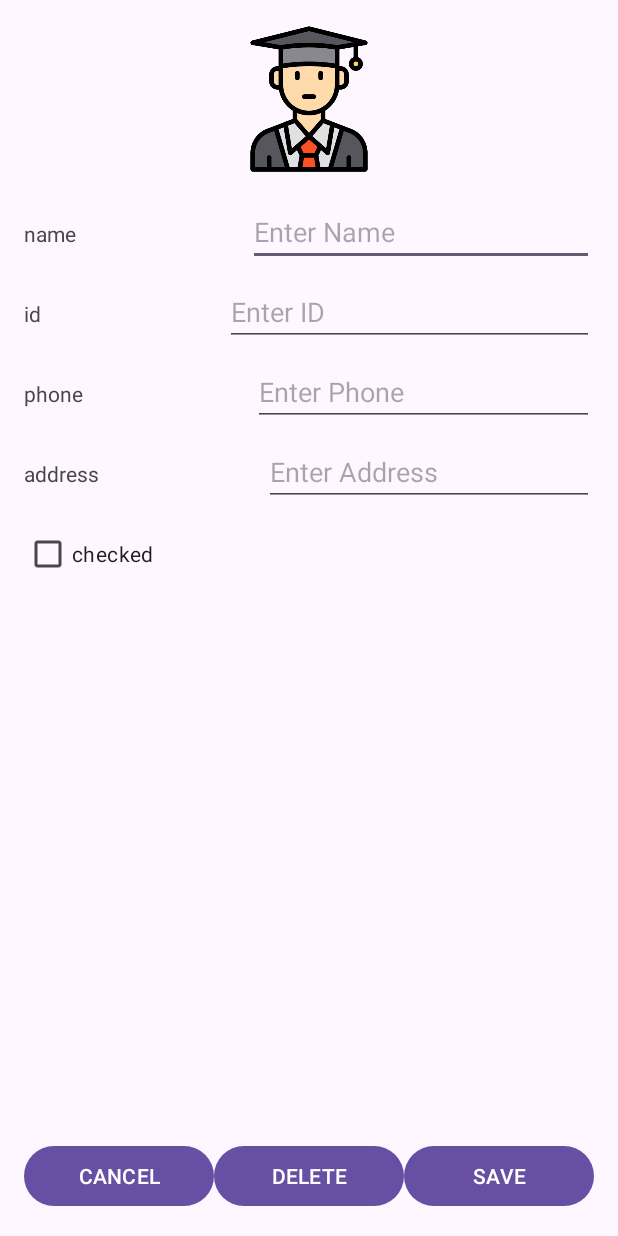
After one commit to Almogel/studentsApp, an Android app: the EditStudentActivity screen opened directly, with no data from a screen before it, on a phone screen of 412 x 824 dp. The commit adds this screen. Run offline under Robolectric (Android 15) with nearby library versions, the phone set to English and light mode, and no system bars.

Commit message:
edit the code

```diff
--- /dev/null
+++ b/app/src/main/java/com/example/studentsapp/EditStudentActivity.kt
@@ -0,0 +1,87 @@
+package com.example.studentsapp
+
+import android.content.Intent
+import android.os.Bundle
+import android.widget.Button
+import android.widget.CheckBox
+import android.widget.EditText
+import android.widget.ImageView
+import android.widget.Toast
+import androidx.appcompat.app.AppCompatActivity
+import com.example.studentsapp.model.Model
+import com.example.studentsapp.model.Student
+
+class EditStudentActivity : AppCompatActivity() {
+
+    private lateinit var imageViewProfile: ImageView
+    private lateinit var editTextName: EditText
+    private lateinit var editTextId: EditText
+    private lateinit var editTextPhone: EditText
+    private lateinit var editTextAddress: EditText
+    private lateinit var checkBoxIsChecked: CheckBox
+    private lateinit var buttonCancel: Button
+    private lateinit var buttonSave: Button
+    private lateinit var buttonDelete: Button
+    private var student: Student? = null
+
+    override fun onCreate(savedInstanceState: Bundle?) {
+        super.onCreate(savedInstanceState)
+        setContentView(R.layout.activity_edit_student)
+
+        imageViewProfile = findViewById(R.id.imageViewProfile)
+        editTextName = findViewById(R.id.editTextName)
+        editTextId = findViewById(R.id.editTextId)
+        editTextPhone = findViewById(R.id.editTextPhone)
+        editTextAddress = findViewById(R.id.editTextAddress)
+        checkBoxIsChecked = findViewById(R.id.checkBoxIsChecked)
+        buttonCancel = findViewById(R.id.buttonCancel)
+        buttonSave = findViewById(R.id.buttonSave)
+        buttonDelete = findViewById(R.id.buttonDelete)
+
+        student = intent.getSerializableExtra("student") as? Student
+        student?.let {
+            editTextName.setText(it.name)
+            editTextId.setText(it.id)
+            editTextPhone.setText(it.phone)
+            editTextAddress.setText(it.address)
+            checkBoxIsChecked.isChecked = it.isChecked
+        }
+
+        buttonSave.setOnClickListener {
+            student?.apply {
+                name = editTextName.text.toString()
+                id = editTextId.text.toString()
+                phone = editTextPhone.text.toString()
+                address = editTextAddress.text.toString()
+                isChecked = checkBoxIsChecked.isChecked
+
+                val index = Model.shared.students.indexOfFirst { it.id == this.id }
+                if (index != -1) {
+                    Model.shared.students[index] = this
+                }
+            }
+
+            val resultIntent = Intent()
+            resultIntent.putExtra("updatedStudent", student)
+            setResult(RESULT_OK, resultIntent)
+            finish()
+        }
+
+        buttonCancel.setOnClickListener {
+            finish()
+        }
+
+        buttonDelete.setOnClickListener {
+            student?.let { studentToDelete ->
+                val index = Model.shared.students.indexOfFirst { it.id == studentToDelete.id }
+                if (index != -1) {
+                    Model.shared.students.removeAt(index)
+                    setResult(RESULT_OK)
+                    finish()
+                } else {
+                    Toast.makeText(this, "Student not found", Toast.LENGTH_SHORT).show()
+                }
+            }
+        }
+    }
+}
--- a/app/src/main/java/com/example/studentsapp/model/Model.kt
+++ b/app/src/main/java/com/example/studentsapp/model/Model.kt
@@ -22,4 +22,5 @@ class Model private constructor(){
 //            students.add(student)
 //        }
 //    }
+
 }
--- a/app/src/main/java/com/example/studentsapp/model/Student.kt
+++ b/app/src/main/java/com/example/studentsapp/model/Student.kt
@@ -1,4 +1,6 @@
 package com.example.studentsapp.model
+import java.io.Serializable
+
 
 data class Student(
     var name: String,
@@ -7,4 +9,4 @@ data class Student(
     var address: String,
     val avatarUrl: String,
     var isChecked: Boolean
-)
+): Serializable
--- /dev/null
+++ b/app/src/main/res/layout/activity_edit_student.xml
@@ -0,0 +1,142 @@
+<LinearLayout
+    xmlns:android="http://schemas.android.com/apk/res/android"
+    android:layout_width="match_parent"
+    android:layout_height="match_parent"
+    android:orientation="vertical"
+    android:padding="16dp">
+
+    <ImageView
+        android:id="@+id/imageViewProfile"
+        android:layout_width="100dp"
+        android:layout_height="100dp"
+        android:layout_gravity="center_horizontal"
+        android:src="@drawable/student"
+        android:contentDescription="Profile Picture"
+        android:layout_marginBottom="16dp" />
+
+    <LinearLayout
+        android:layout_width="match_parent"
+        android:layout_height="0dp"
+        android:layout_weight="1"
+        android:orientation="vertical">
+
+        <LinearLayout
+            android:layout_width="match_parent"
+            android:layout_height="wrap_content"
+            android:orientation="horizontal"
+            android:layout_marginBottom="8dp">
+
+            <TextView
+                android:layout_width="wrap_content"
+                android:layout_height="wrap_content"
+                android:text="name"
+                android:layout_weight="1"
+                android:gravity="center_vertical" />
+
+            <EditText
+                android:id="@+id/editTextName"
+                android:layout_width="0dp"
+                android:layout_height="wrap_content"
+                android:layout_weight="2"
+                android:hint="Enter Name" />
+        </LinearLayout>
+
+        <LinearLayout
+            android:layout_width="match_parent"
+            android:layout_height="wrap_content"
+            android:orientation="horizontal"
+            android:layout_marginBottom="8dp">
+
+            <TextView
+                android:layout_width="wrap_content"
+                android:layout_height="wrap_content"
+                android:text="id"
+                android:layout_weight="1"
+                android:gravity="center_vertical" />
+
+            <EditText
+                android:id="@+id/editTextId"
+                android:layout_width="0dp"
+                android:layout_height="wrap_content"
+                android:layout_weight="2"
+                android:hint="Enter ID" />
+        </LinearLayout>
+
+        <LinearLayout
+            android:layout_width="match_parent"
+            android:layout_height="wrap_content"
+            android:orientation="horizontal"
+            android:layout_marginBottom="8dp">
+
+            <TextView
+                android:layout_width="wrap_content"
+                android:layout_height="wrap_content"
+                android:text="phone"
+                android:layout_weight="1"
+                android:gravity="center_vertical" />
+
+            <EditText
+                android:id="@+id/editTextPhone"
+                android:layout_width="0dp"
+                android:layout_height="wrap_content"
+                android:layout_weight="2"
+                android:hint="Enter Phone" />
+        </LinearLayout>
+
+        <LinearLayout
+            android:layout_width="match_parent"
+            android:layout_height="wrap_content"
+            android:orientation="horizontal"
+            android:layout_marginBottom="8dp">
+
+            <TextView
+                android:layout_width="wrap_content"
+                android:layout_height="wrap_content"
+                android:text="address"
+                android:layout_weight="1"
+                android:gravity="center_vertical" />
+
+            <EditText
+                android:id="@+id/editTextAddress"
+                android:layout_width="0dp"
+                android:layout_height="wrap_content"
+                android:layout_weight="2"
+                android:hint="Enter Address" />
+        </LinearLayout>
+
+        <CheckBox
+            android:id="@+id/checkBoxIsChecked"
+            android:layout_width="wrap_content"
+            android:layout_height="wrap_content"
+            android:text="checked" />
+    </LinearLayout>
+
+    <LinearLayout
+        android:layout_width="match_parent"
+        android:layout_height="wrap_content"
+        android:orientation="horizontal"
+        android:layout_gravity="bottom"
+        android:layout_marginTop="16dp">
+
+        <Button
+            android:id="@+id/buttonCancel"
+            android:layout_width="0dp"
+            android:layout_height="wrap_content"
+            android:layout_weight="1"
+            android:text="CANCEL" />
+
+        <Button
+            android:id="@+id/buttonDelete"
+            android:layout_width="0dp"
+            android:layout_height="wrap_content"
+            android:layout_weight="1"
+            android:text="DELETE" />
+
+        <Button
+            android:id="@+id/buttonSave"
+            android:layout_width="0dp"
+            android:layout_height="wrap_content"
+            android:layout_weight="1"
+            android:text="SAVE" />
+    </LinearLayout>
+</LinearLayout>
```
Also changed, not shown: app/src/main/AndroidManifest.xml (+11 -3 lines), app/src/main/java/com/example/studentsapp/AddStudentActivity.kt (+6 -2 lines), app/src/main/java/com/example/studentsapp/MainActivity.kt (+1 -7 lines), app/src/main/java/com/example/studentsapp/StudentDetailsActivity.kt (added, +83 -0 lines), app/src/main/java/com/example/studentsapp/StudentsRecyclerViewActivity.kt (+40 -85 lines), app/src/main/java/com/example/studentsapp/adapter/StudentRecyclerAdapter.kt (added, +52 -0 lines), app/src/main/java/com/example/studentsapp/adapter/StudentsAdapter.kt (deleted, +0 -43 lines), app/src/main/res/layout/activity_add_student.xml (+26 -28 lines), app/src/main/res/layout/activity_model.xml (deleted, +0 -10 lines), app/src/main/res/layout/activity_student.xml (deleted, +0 -10 lines), app/src/main/res/layout/activity_student_details.xml (added, +55 -0 lines), app/src/main/res/layout/activity_students_adapter.xml (deleted, +0 -10 lines).
